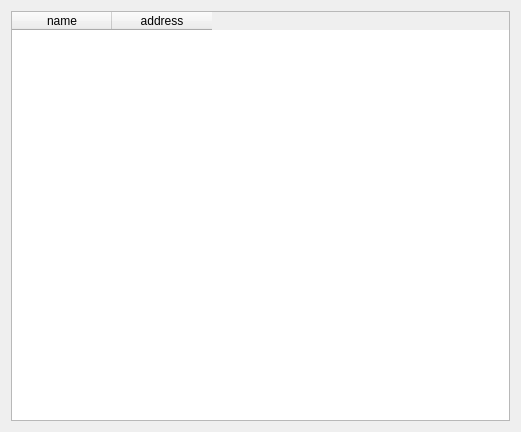
This is qt/apps/tutorial/forms/init.ui in Wolframe/qtClient as Qt 5 draws it before an edit. The edited form follows.
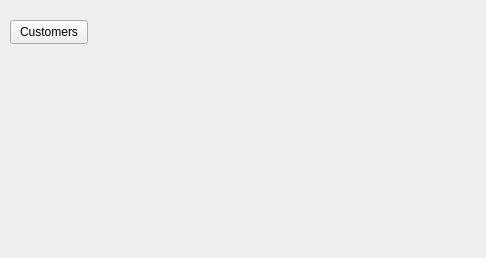
This is the edited form.

What changed in the file:
```diff
--- a/qt/apps/tutorial/forms/init.ui
+++ b/qt/apps/tutorial/forms/init.ui
@@ -6,35 +6,29 @@
    <rect>
     <x>0</x>
     <y>0</y>
-    <width>521</width>
-    <height>432</height>
+    <width>486</width>
+    <height>258</height>
    </rect>
   </property>
   <property name="windowTitle">
    <string>Form</string>
   </property>
-  <layout class="QGridLayout" name="gridLayout">
-   <item row="0" column="0">
-    <widget class="QTableWidget" name="tableWidget">
-     <property name="doctype" stdset="0">
-      <string>Customer</string>
-     </property>
-     <property name="rootelement" stdset="0">
-      <string>customer</string>
-     </property>
-     <column>
+  <widget class="QPushButton" name="pushButton">
+   <property name="geometry">
+    <rect>
+     <x>10</x>
+     <y>20</y>
+     <width>78</width>
+     <height>24</height>
+    </rect>
+   </property>
       <property name="text">
-       <string>name</string>
-      </property>
-     </column>
-     <column>
-      <property name="text">
-       <string>address</string>
-      </property>
-     </column>
-    </widget>
-   </item>
-  </layout>
+    <string>Customers</string>
+   </property>
+   <property name="form" stdset="0">
+    <string>customers</string>
+   </property>
+  </widget>
  </widget>
  <resources/>
  <connections/>
```
Lines whose indentation alone changed are shown as unchanged.
